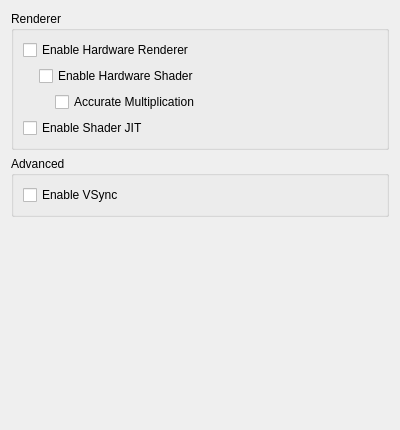
Before: the Qt Designer form src/citra_qt/configuration/configure_graphics.ui in PabloMK7/citra, drawn with Qt 5.
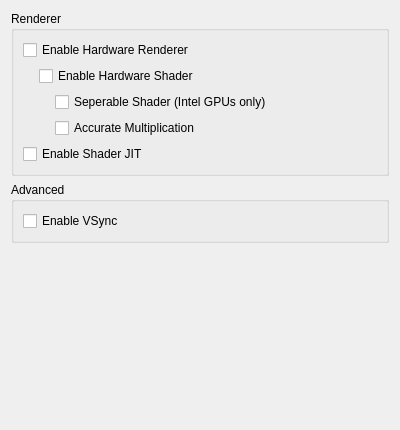
After: the same form once the commit is applied.

Commit message: Add flag to disable seperable shaders for osx Intel GPUs. Default is false

Diff of the .ui file:
```diff
--- a/src/citra_qt/configuration/configure_graphics.ui
+++ b/src/citra_qt/configuration/configure_graphics.ui
@@ -76,6 +76,13 @@
             <property name="bottomMargin">
              <number>0</number>
             </property>
+            <item>
+             <widget class="QCheckBox" name="toggle_seperable_shader">
+              <property name="text">
+               <string>Seperable Shader (Intel GPUs only)</string>
+              </property>
+             </widget>
+            </item>
             <item>
              <widget class="QCheckBox" name="toggle_accurate_mul">
               <property name="toolTip">
```
The commit also changes 9 other files.
